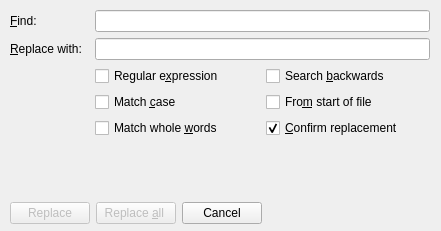
Qt form replacedialog.ui (altsan/qe-text-editor) before a commit.
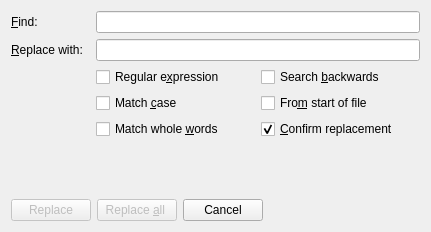
The same form after that commit.

The edit to the form file:
```diff
--- a/replacedialog.ui
+++ b/replacedialog.ui
@@ -9,8 +9,8 @@
    <rect>
     <x>0</x>
     <y>0</y>
-    <width>441</width>
-    <height>231</height>
+    <width>431</width>
+    <height>232</height>
    </rect>
   </property>
   <property name="windowTitle">
@@ -19,15 +19,8 @@
   <property name="modal">
    <bool>false</bool>
   </property>
-  <widget class="QWidget" name="layoutWidget">
-   <property name="geometry">
-    <rect>
-     <x>10</x>
-     <y>10</y>
-     <width>420</width>
-     <height>214</height>
-    </rect>
-   </property>
+  <layout class="QVBoxLayout" name="verticalLayout_2">
+   <item>
    <layout class="QVBoxLayout" name="verticalLayout">
     <item>
      <layout class="QGridLayout" name="gridLayout_2">
@@ -188,7 +181,8 @@
      </layout>
     </item>
    </layout>
-  </widget>
+   </item>
+  </layout>
  </widget>
  <tabstops>
   <tabstop>findEdit</tabstop>
```
Lines whose indentation alone changed are shown as unchanged.
